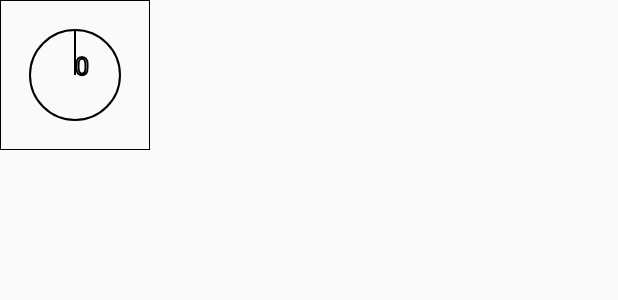
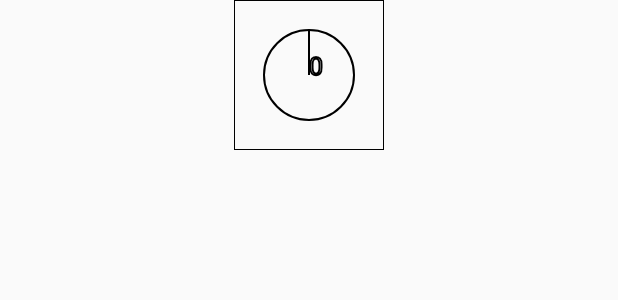
Before and after one commit to AlexandreLouisnard/augmented-reality-gps-points-android, an Android app: the layout fragment_main.xml on its own in the app's theme, with its tools: preview values and no code run, on a phone screen of 412 x 824 dp. Shown: the top 300 px of the screen. Run offline under Robolectric (Android 15) with nearby library versions, the phone set to English and light mode, and no system bars.

```diff
--- a/app/build.gradle
+++ b/app/build.gradle
@@ -28,7 +28,6 @@ dependencies {
     })
     compile 'com.android.support:appcompat-v7:25.3.1'
     compile 'com.android.support:support-core-utils:25.3.1'
-    compile 'com.android.support.constraint:constraint-layout:1.0.2'
     // Testing
     testCompile 'junit:junit:4.12'
     testCompile 'org.mockito:mockito-core:2.+'
--- a/app/src/main/res/layout/fragment_main.xml
+++ b/app/src/main/res/layout/fragment_main.xml
@@ -4,17 +4,28 @@
 
 	@author Alexandre Louisnard
 -->
-<LinearLayout
+
+<RelativeLayout
     xmlns:android="http://schemas.android.com/apk/res/android"
+    android:id="@+id/relative_layout"
     android:layout_width="match_parent"
-    android:layout_height="match_parent"
-    android:orientation="vertical">
+    android:layout_height="match_parent">
     <com.louisnard.augmentedreality.ui.views.CompassView
         android:id="@+id/compass_view"
         android:layout_width="100dp"
-        android:layout_height="100dp"/>
+        android:layout_height="100dp"
+        android:layout_alignParentTop="true"
+        android:layout_centerHorizontal="true"/>
     <TextView
         android:id="@android:id/text1"
+        android:layout_width="wrap_content"
+        android:layout_height="wrap_content"
+        android:layout_alignParentBottom="true"
+        android:layout_centerHorizontal="true"
+        android:background="#0f0"
+        android:textAlignment="center"/>
+    <ListView
+        android:id="@+id/list_view"
         android:layout_width="match_parent"
-        android:layout_height="wrap_content"/>
-</LinearLayout>
+        android:layout_height="wrap_content" />
+</RelativeLayout>
```
Also changed, not shown: app/src/main/java/com/louisnard/augmentedreality/PointsAdapter.java (added, +71 -0 lines), app/src/main/java/com/louisnard/augmentedreality/model/objects/Point.java (+18 -6 lines), app/src/main/java/com/louisnard/augmentedreality/ui/MainFragment.java (+88 -19 lines), app/src/main/res/layout/item_point.xml (added, +16 -0 lines), 1 other file.
